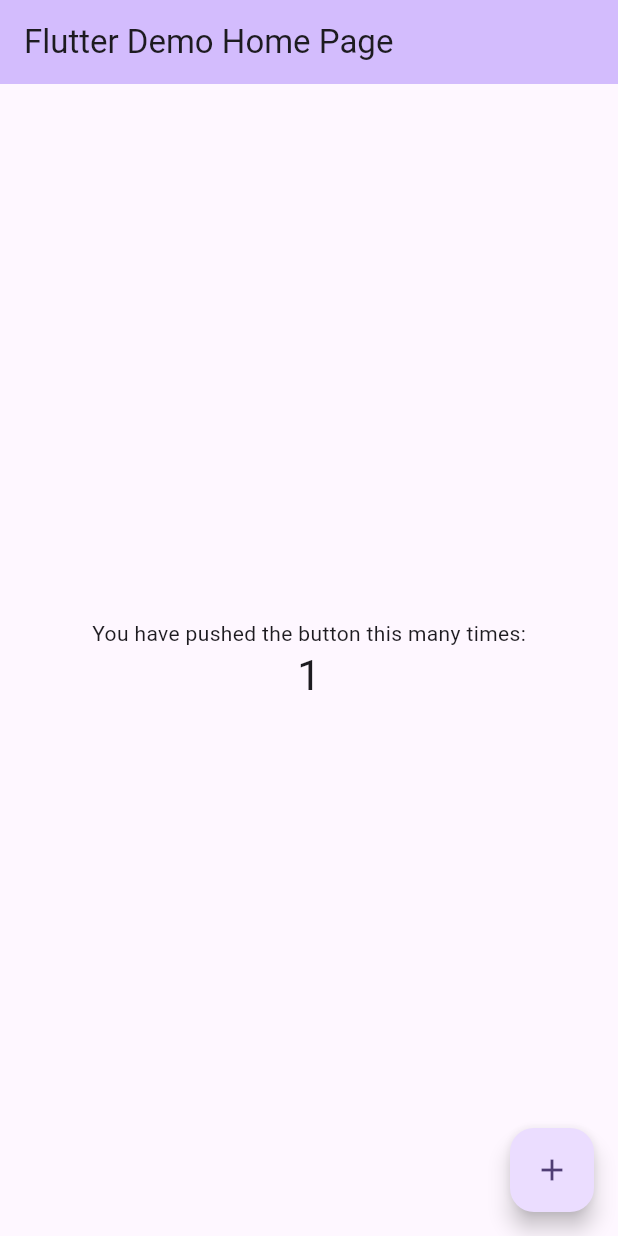
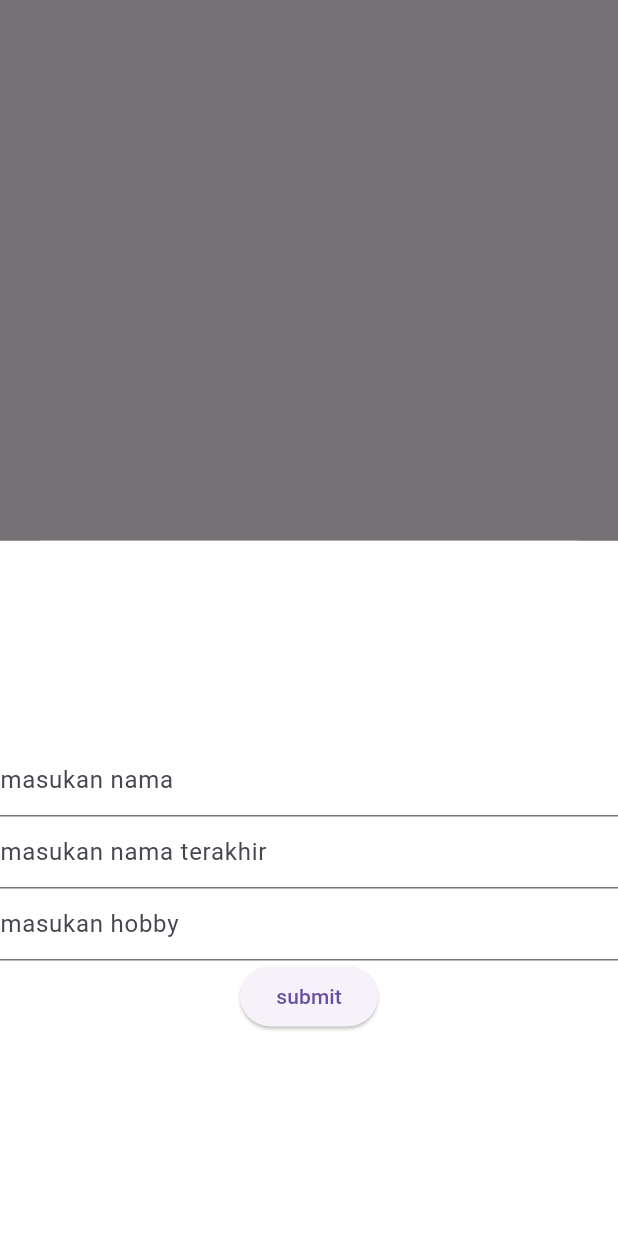
Before and after one commit to hakureidev/Class-Model, a Flutter app: the screen it shows after launch, after a tap on the "add" icon, on a phone screen of 412 x 824 dp. Run offline on Flutter 3.47's test engine with Material 3 defaults, Android fonts, the phone set to English and light mode, and no system bars; our stand-ins replace freezed_annotation.

Commit message:
contoh class model

```diff
--- /dev/null
+++ b/modul/lib/first_day/model/model_test.dart
@@ -0,0 +1,16 @@
+import 'package:freezed_annotation/freezed_annotation.dart';
+
+part 'model_test.freezed.dart';
+part 'model_test.g.dart';
+
+@freezed
+class UserModel with _$UserModel {
+  const factory UserModel(
+      {required int index,
+      required String name,
+      required String lastName ,
+      required String hobby}) = _UserModel;
+
+  factory UserModel.fromJson(Map<String, dynamic> json) =>
+      _$UserModelFromJson(json);
+}
--- /dev/null
+++ b/modul/lib/first_day/presentation/homepage.dart
@@ -0,0 +1,83 @@
+import 'package:flutter/material.dart';
+import 'package:modul/first_day/model/model_test.dart';
+
+class MyWidget extends StatefulWidget {
+  const MyWidget({super.key});
+
+  @override
+  State<MyWidget> createState() => _MyWidgetState();
+}
+
+class _MyWidgetState extends State<MyWidget> {
+  List<UserModel> userModels = [];
+  TextEditingController nameEditingController = TextEditingController();
+  TextEditingController hobbyEditingController = TextEditingController();
+  TextEditingController lastNameEditingController = TextEditingController();
+
+  @override
+  Widget build(BuildContext context) {
+    return Scaffold(
+      appBar: AppBar(
+        elevation: 0,
+      ),
+      body: Column(
+          children: userModels.map((element) {
+        return ListTile(
+          title: Text(element.name),
+          subtitle: Text(element.lastName),
+          leading: Text(element.hobby),
+          trailing: Text(element.index.toString()),
+        );
+      }).toList()),
+      floatingActionButtonLocation: FloatingActionButtonLocation.centerDocked,
+      floatingActionButton: FloatingActionButton(
+          onPressed: () {
+            showModalBottomSheet(
+                context: context,
+                builder: (ctx) {
+                  return Container(
+                    decoration: const BoxDecoration(color: Colors.white),
+                    height: MediaQuery.sizeOf(context).height / 1,
+                    child: Column(
+                      mainAxisAlignment: MainAxisAlignment.center,
+                      children: [
+                        TextField(
+                          controller: nameEditingController,
+                          decoration: InputDecoration(
+                            hintText: 'masukan nama',
+                          ),
+                        ),
+                        TextField(
+                          controller: lastNameEditingController,
+                          decoration: InputDecoration(
+                            hintText: 'masukan nama terakhir',
+                          ),
+                        ),
+                        TextField(
+                          controller: hobbyEditingController,
+                          decoration: InputDecoration(
+                            hintText: 'masukan hobby',
+                          ),
+                        ),
+                        ElevatedButton(
+                            onPressed: () {
+                              UserModel userModel = UserModel(
+                                  index: 1,
+                                  name: nameEditingController.text,
+                                  lastName: lastNameEditingController.text,
+                                  hobby: hobbyEditingController.text);
+                              setState(() {
+                                userModels.add(userModel);
+                              });
+                            },
+                            child: Text('submit'))
+                      ],
+                    ),
+                  );
+                });
+          },
+          child: Icon(Icons.add)),
+
+    );
+  }
+}
--- a/modul/lib/main.dart
+++ b/modul/lib/main.dart
@@ -1,125 +1,18 @@
 import 'package:flutter/material.dart';
+import 'package:modul/first_day/presentation/homepage.dart';
 
-void main() {
-  runApp(const MyApp());
+void main(List<String> args) {
+  runApp(MyApp());
 }
 
 class MyApp extends StatelessWidget {
   const MyApp({super.key});
 
-  // This widget is the root of your application.
   @override
   Widget build(BuildContext context) {
     return MaterialApp(
-      title: 'Flutter Demo',
-      theme: ThemeData(
-        // This is the theme of your application.
-        //
-        // TRY THIS: Try running your application with "flutter run". You'll see
-        // the application has a blue toolbar. Then, without quitting the app,
-        // try changing the seedColor in the colorScheme below to Colors.green
-        // and then invoke "hot reload" (save your changes or press the "hot
-        // reload" button in a Flutter-supported IDE, or press "r" if you used
-        // the command line to start the app).
-        //
-        // Notice that the counter didn't reset back to zero; the application
-        // state is not lost during the reload. To reset the state, use hot
-        // restart instead.
-        //
-        // This works for code too, not just values: Most code changes can be
-        // tested with just a hot reload.
-        colorScheme: ColorScheme.fromSeed(seedColor: Colors.deepPurple),
-        useMaterial3: true,
-      ),
-      home: const MyHomePage(title: 'Flutter Demo Home Page'),
+      debugShowCheckedModeBanner: false,
+      home: MyWidget(),
     );
   }
 }
-
-class MyHomePage extends StatefulWidget {
-  const MyHomePage({super.key, required this.title});
-
-  // This widget is the home page of your application. It is stateful, meaning
-  // that it has a State object (defined below) that contains fields that affect
-  // how it looks.
-
-  // This class is the configuration for the state. It holds the values (in this
-  // case the title) provided by the parent (in this case the App widget) and
-  // used by the build method of the State. Fields in a Widget subclass are
-  // always marked "final".
-
-  final String title;
-
-  @override
-  State<MyHomePage> createState() => _MyHomePageState();
-}
-
-class _MyHomePageState extends State<MyHomePage> {
-  int _counter = 0;
-
-  void _incrementCounter() {
-    setState(() {
-      // This call to setState tells the Flutter framework that something has
-      // changed in this State, which causes it to rerun the build method below
-      // so that the display can reflect the updated values. If we changed
-      // _counter without calling setState(), then the build method would not be
-      // called again, and so nothing would appear to happen.
-      _counter++;
-    });
-  }
-
-  @override
-  Widget build(BuildContext context) {
-    // This method is rerun every time setState is called, for instance as done
-    // by the _incrementCounter method above.
-    //
-    // The Flutter framework has been optimized to make rerunning build methods
-    // fast, so that you can just rebuild anything that needs updating rather
-    // than having to individually change instances of widgets.
-    return Scaffold(
-      appBar: AppBar(
-        // TRY THIS: Try changing the color here to a specific color (to
-        // Colors.amber, perhaps?) and trigger a hot reload to see the AppBar
-        // change color while the other colors stay the same.
-        backgroundColor: Theme.of(context).colorScheme.inversePrimary,
-        // Here we take the value from the MyHomePage object that was created by
-        // the App.build method, and use it to set our appbar title.
-        title: Text(widget.title),
-      ),
-      body: Center(
-        // Center is a layout widget. It takes a single child and positions it
-        // in the middle of the parent.
-        child: Column(
-          // Column is also a layout widget. It takes a list of children and
-          // arranges them vertically. By default, it sizes itself to fit its
-          // children horizontally, and tries to be as tall as its parent.
-          //
-          // Column has various properties to control how it sizes itself and
-          // how it positions its children. Here we use mainAxisAlignment to
-          // center the children vertically; the main axis here is the vertical
-          // axis because Columns are vertical (the cross axis would be
-          // horizontal).
-          //
-          // TRY THIS: Invoke "debug painting" (choose the "Toggle Debug Paint"
-          // action in the IDE, or press "p" in the console), to see the
-          // wireframe for each widget.
-          mainAxisAlignment: MainAxisAlignment.center,
-          children: <Widget>[
-            const Text(
-              'You have pushed the button this many times:',
-            ),
-            Text(
-              '$_counter',
-              style: Theme.of(context).textTheme.headlineMedium,
-            ),
-          ],
-        ),
-      ),
-      floatingActionButton: FloatingActionButton(
-        onPressed: _incrementCounter,
-        tooltip: 'Increment',
-        child: const Icon(Icons.add),
-      ), // This trailing comma makes auto-formatting nicer for build methods.
-    );
-  }
-}
```
Also changed, not shown: modul/pubspec.yaml (+8 -20 lines), modul/lib/first_day/model/model_test.freezed.dart (added), modul/lib/first_day/model/model_test.g.dart (added), modul/pubspec.lock.
